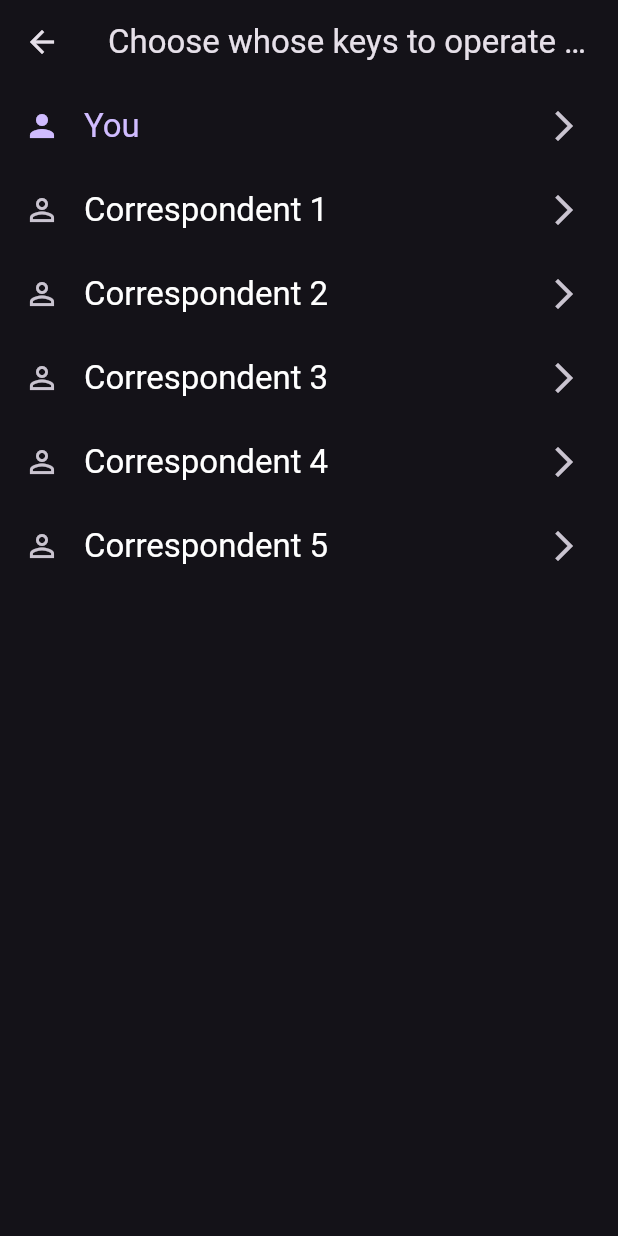
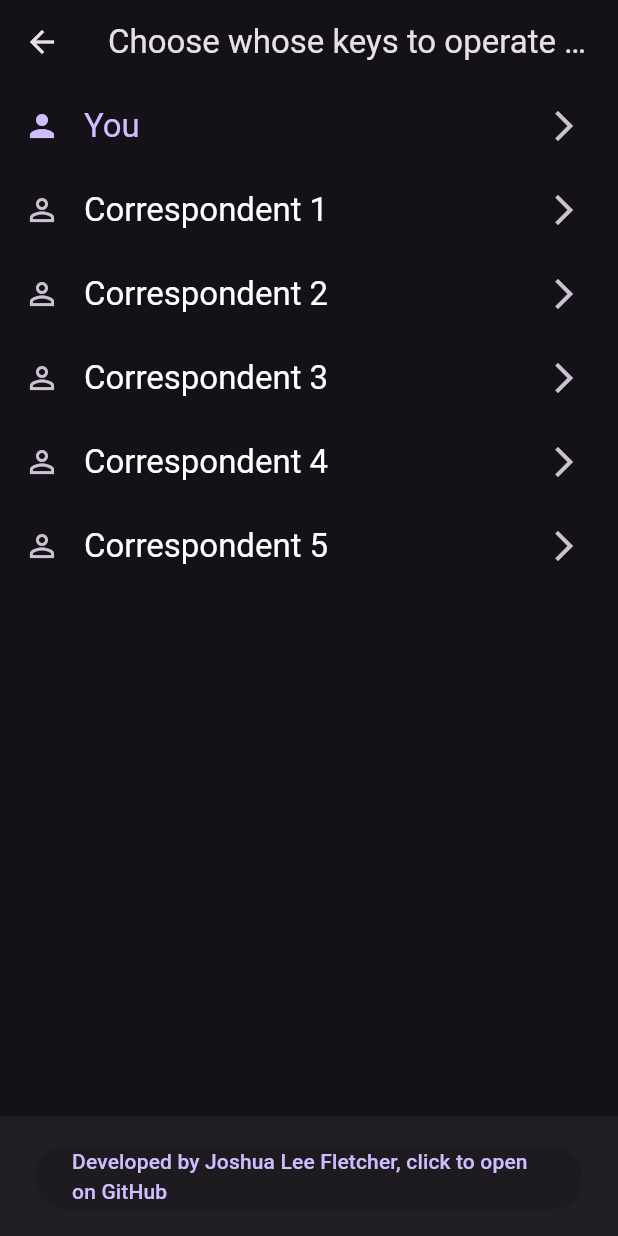
Before and after one commit to jfletcher20/cryptography_flutter, a Flutter app: the screen it shows after launch, after a tap on "Change profile", on a phone screen of 412 x 824 dp. Run offline on Flutter 3.47's test engine with Material 3 defaults, Android fonts, the phone set to English and light mode, and no system bars; our stand-ins replace file_picker; missing offline and left inert: pointycastle; accounts and stored records are empty.

Commit message:
Added URL link to GitHub.

```diff
--- a/lib/s_auth/s_login.dart
+++ b/lib/s_auth/s_login.dart
@@ -1,6 +1,7 @@
 import 'package:cryptography_flutter/data/models/m_user.dart';
 import 'package:cryptography_flutter/s_auth/w_login.dart';
 import 'package:flutter/material.dart';
+import 'package:url_launcher/url_launcher.dart';
 
 class LoginScreen extends StatefulWidget {
   const LoginScreen({super.key});
@@ -31,6 +32,16 @@ class _LoginScreenState extends State<LoginScreen> {
           ),
         ),
       ),
+      bottomNavigationBar: BottomAppBar(
+        child: Padding(
+          padding: const EdgeInsets.all(8.0),
+          child: ElevatedButton(
+            onPressed: () =>
+                launchUrl(Uri.parse("https://github.com/jfletcher20/cryptography_flutter")),
+            child: const Text("Developed by Joshua Lee Fletcher, click to open on GitHub"),
+          ),
+        ),
+      ),
     );
   }
 }
--- a/pubspec.yaml
+++ b/pubspec.yaml
@@ -13,6 +13,7 @@ dependencies:
     sdk: flutter
   path_provider: ^2.1.1
   pointycastle: ^3.7.3
+  url_launcher: ^6.3.1
 
 dev_dependencies:
   flutter_test:
```
Also changed, not shown: lib/s_homepage/s_signature/w_sign.dart (+1 -10 lines), pubspec.lock, 5 other files.
